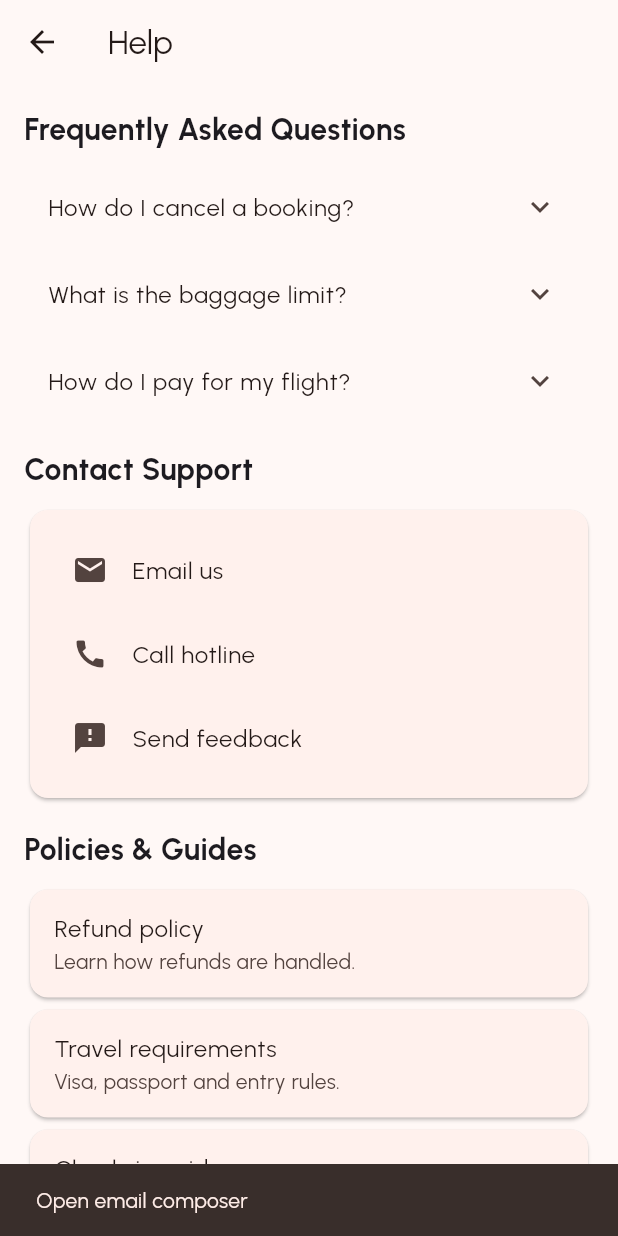
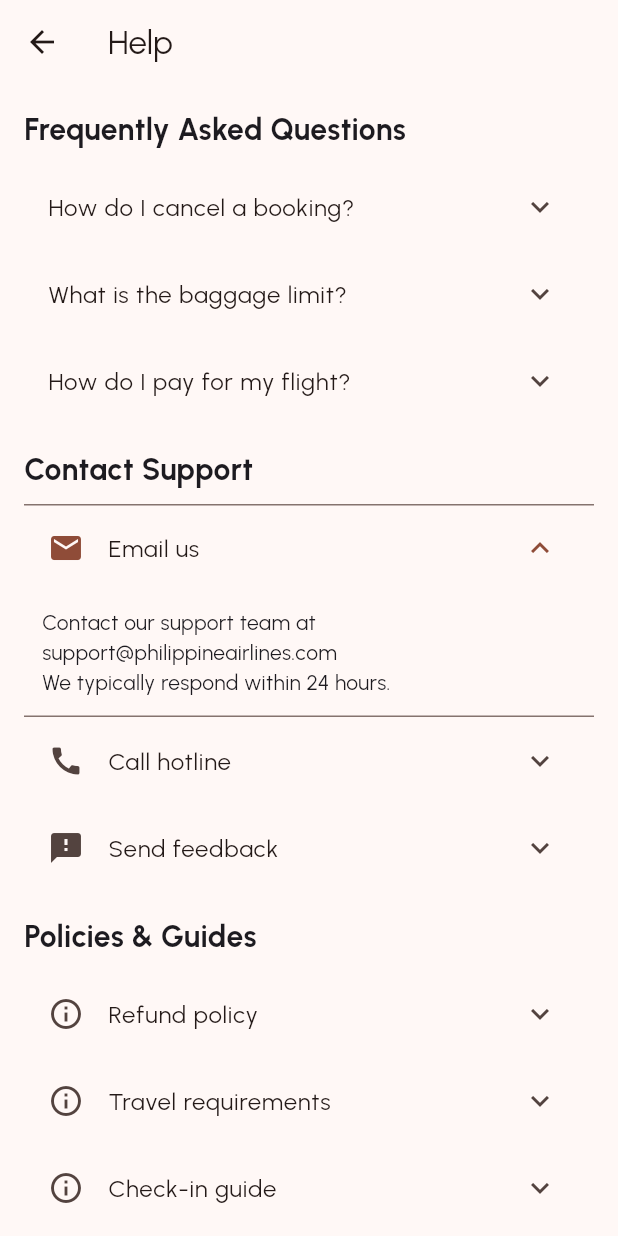
Before and after one commit to Secree/Elective-3---Mobile-App-Development-Project, a Flutter app: the HelpPage screen opened by its route, after a tap on "Email us", on a phone screen of 412 x 824 dp. Run offline on Flutter 3.47's test engine with Material 3 defaults, Android fonts, the phone set to English and light mode, and no system bars; our stand-ins replace cloud_firestore, firebase_core, google_fonts, shared_preferences; accounts and stored records are empty.

Commit message:
Update help_page.dart

```diff
--- a/lib/screens/help_page.dart
+++ b/lib/screens/help_page.dart
@@ -1,8 +1,13 @@
 import 'package:flutter/material.dart';
 
-class HelpPage extends StatelessWidget {
+class HelpPage extends StatefulWidget {
   const HelpPage({super.key});
 
+  @override
+  State<HelpPage> createState() => _HelpPageState();
+}
+
+class _HelpPageState extends State<HelpPage> {
   final List<Map<String, String>> _faqs = const [
     {
       'q': 'How do I cancel a booking?',
@@ -18,11 +23,40 @@ class HelpPage extends StatelessWidget {
     },
   ];
 
-  final List<Map<String, String>> _policies = const [
-    {'title': 'Refund policy', 'desc': 'Learn how refunds are handled.'},
-    {'title': 'Travel requirements', 'desc': 'Visa, passport and entry rules.'},
-    {'title': 'Check-in guide', 'desc': 'How to check-in online and at the airport.'},
-  ];
+
+  final Map<String, String> _policies = const {
+    'Refund policy': '''Refunds are processed according to the fare rules of your ticket:
+
+• Non-refundable fares: No refund on the base fare, but taxes and fees may be refunded.
+• Refundable fares: Full or partial refund available based on cancellation timing.
+• Processing time: Refunds typically take 7-14 business days to reflect in your account.
+• Cancellation fees may apply depending on fare type and route.
+
+For refund requests, contact our support team with your booking reference.''',
+    'Travel requirements': '''Essential travel requirements you need to know:
+
+• Valid passport with at least 6 months validity from travel date.
+• Visa requirements vary by destination - check with the embassy or consulate.
+• COVID-19 protocols: Check destination requirements for vaccination certificates or test results.
+• Travel insurance is recommended for international flights.
+• Minors traveling alone require special documentation and airline approval.
+
+Always verify entry requirements for your destination before travel.''',
+    'Check-in guide': '''Make your check-in process smooth and easy:
+
+Online Check-in:
+• Available 24 hours before departure
+• Access via website or mobile app
+• Print boarding pass or save to mobile device
+
+Airport Check-in:
+• Arrive 2 hours early for domestic flights
+• Arrive 3 hours early for international flights
+• Bring valid ID and booking reference
+• Check baggage allowance before arrival
+
+Self-service kiosks available at major airports.''',
+  };
 
   @override
   Widget build(BuildContext context) {
@@ -49,47 +83,48 @@ class HelpPage extends StatelessWidget {
             const SizedBox(height: 16),
             const Text('Contact Support', style: TextStyle(fontSize: 20, fontWeight: FontWeight.bold)),
             const SizedBox(height: 8),
-            Card(
-              child: Padding(
-                padding: const EdgeInsets.all(12),
-                child: Column(
-                  children: [
-                    ListTile(
-                      leading: const Icon(Icons.email),
-                      title: const Text('Email us'),
-                      onTap: () {
-                        ScaffoldMessenger.of(context).showSnackBar(const SnackBar(content: Text('Open email composer')));
-                      },
-                    ),
-                    ListTile(
-                      leading: const Icon(Icons.call),
-                      title: const Text('Call hotline'),
-                      onTap: () {
-                        ScaffoldMessenger.of(context).showSnackBar(const SnackBar(content: Text('Call support')));
-                      },
-                    ),
-                    ListTile(
-                      leading: const Icon(Icons.feedback),
-                      title: const Text('Send feedback'),
-                      onTap: () {
-                        ScaffoldMessenger.of(context).showSnackBar(const SnackBar(content: Text('Open feedback form')));
-                      },
-                    ),
-                  ],
+            ExpansionTile(
+              title: const Text('Email us'),
+              leading: const Icon(Icons.email),
+              children: const [
+                Padding(
+                  padding: EdgeInsets.all(12),
+                  child: Text('Contact our support team at support@philippineairlines.com\nWe typically respond within 24 hours.'),
                 ),
-              ),
+              ],
+            ),
+            ExpansionTile(
+              title: const Text('Call hotline'),
+              leading: const Icon(Icons.call),
+              children: const [
+                Padding(
+                  padding: EdgeInsets.all(12),
+                  child: Text('Philippines: (+63) 2-8855-8888\nInternational: +1-800-435-9725\nAvailable 24/7'),
+                ),
+              ],
+            ),
+            ExpansionTile(
+              title: const Text('Send feedback'),
+              leading: const Icon(Icons.feedback),
+              children: const [
+                Padding(
+                  padding: EdgeInsets.all(12),
+                  child: Text('We value your feedback! Share your experience, suggestions, or concerns.\nYour input helps us improve our service.'),
+                ),
+              ],
             ),
             const SizedBox(height: 16),
             const Text('Policies & Guides', style: TextStyle(fontSize: 20, fontWeight: FontWeight.bold)),
             const SizedBox(height: 8),
-            ..._policies.map((p) => Card(
-                  child: ListTile(
-                    title: Text(p['title']!),
-                    subtitle: Text(p['desc']!),
-                    onTap: () {
-                      ScaffoldMessenger.of(context).showSnackBar(SnackBar(content: Text('Open ${p['title']}')));
-                    },
-                  ),
+            ..._policies.entries.map((entry) => ExpansionTile(
+                  title: Text(entry.key),
+                  leading: const Icon(Icons.info_outline),
+                  children: [
+                    Padding(
+                      padding: const EdgeInsets.all(12),
+                      child: Text(entry.value),
+                    ),
+                  ],
                 )),
             const SizedBox(height: 40),
           ],
```
